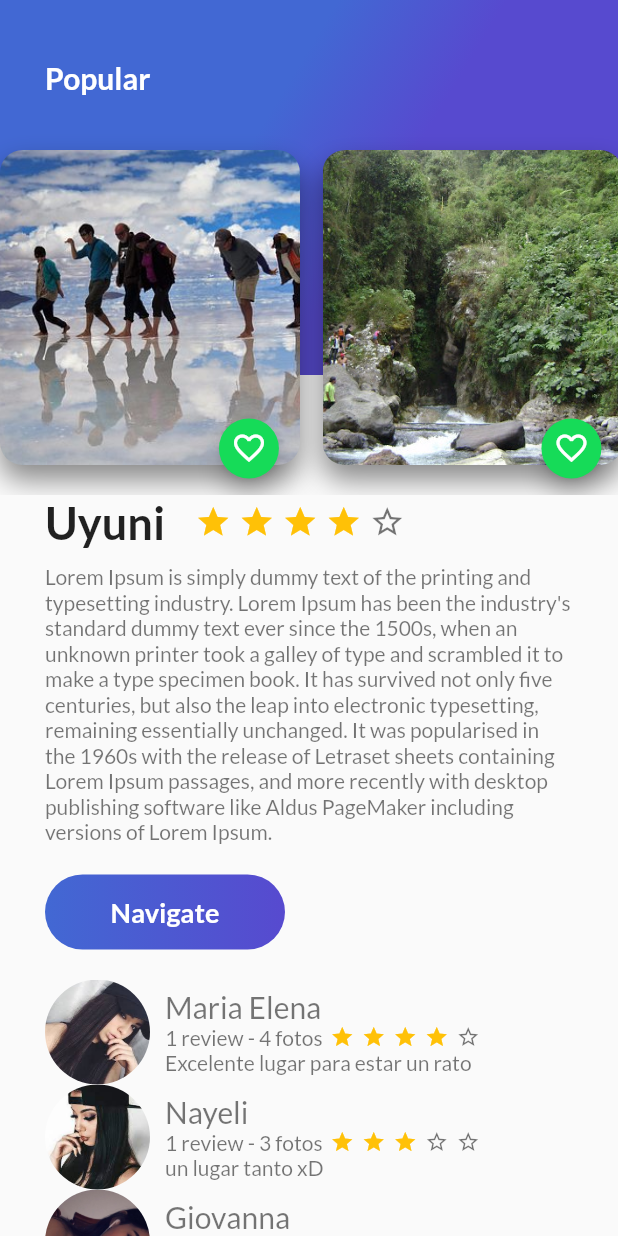
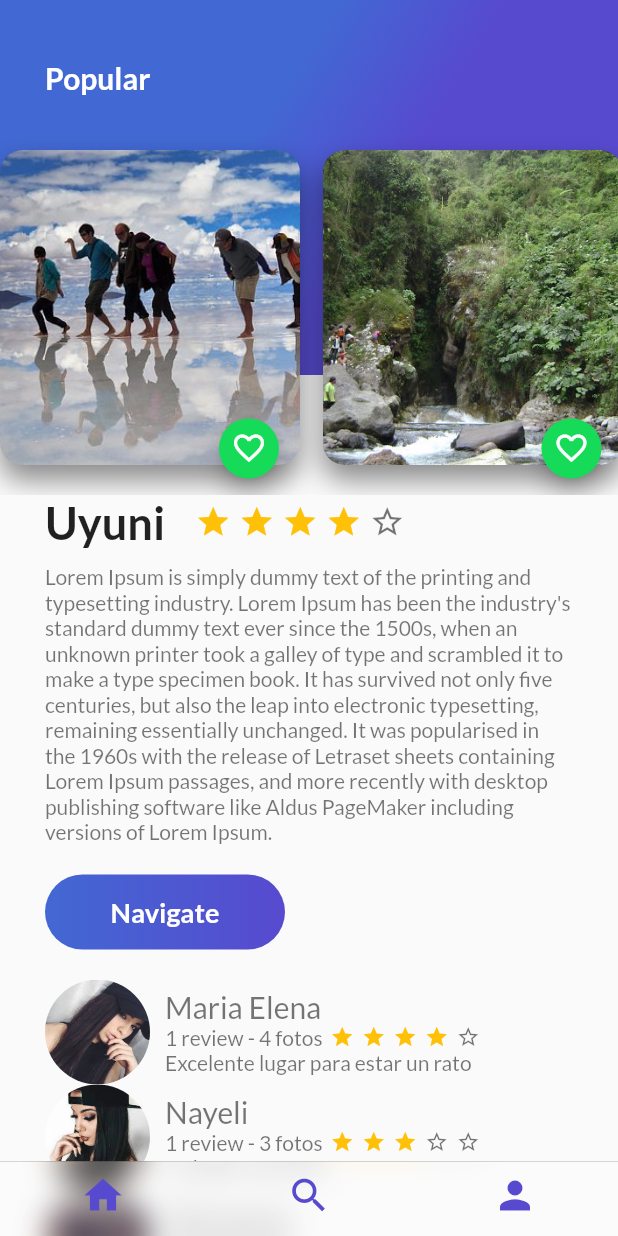
Before and after one commit to wowlegionomg/proyectoplaceparte1, a Flutter app: the screen it shows after launch, on a phone screen of 412 x 824 dp. Run offline on Flutter 3.47's test engine with Material 2 defaults, Android fonts, the phone set to English and light mode, and no system bars; our stand-ins replace google_fonts.

Commit message:
Clase 8 (28/09/2021) Agregacion de BottomNavigationBar y CupertinoTabScaffold

```diff
--- a/lib/main.dart
+++ b/lib/main.dart
@@ -2,6 +2,8 @@ import 'package:flutter/cupertino.dart';
 import 'package:flutter/material.dart';
 import 'dart:ui' as ui;
 import 'package:google_fonts/google_fonts.dart';
+import 'package:proyectplaces1/places.dart';
+import 'package:proyectplaces1/places_cupertino.dart';
 import 'home.dart';
 
 void main() {
@@ -14,7 +16,7 @@ class MyApp extends StatelessWidget {
     return MaterialApp(
       title: "Places",
       theme: ThemeData(primarySwatch: Colors.blue, visualDensity: VisualDensity.adaptivePlatformDensity), //themedata
-      home: MyHome(),
+      home: PlacesCupertino(),
     ); //material app
   }
 }
--- /dev/null
+++ b/lib/places_cupertino.dart
@@ -0,0 +1,59 @@
+import 'package:flutter/cupertino.dart';
+import 'package:flutter/material.dart';
+import 'package:proyectplaces1/home.dart';
+import 'package:proyectplaces1/profile_places.dart';
+import 'package:proyectplaces1/search_places.dart';
+class PlacesCupertino extends StatelessWidget {
+  @override
+  Widget build(BuildContext context) {
+    final places=Scaffold(
+      bottomNavigationBar: CupertinoTabScaffold(
+        tabBar: CupertinoTabBar(
+          backgroundColor: Colors.white.withAlpha(50),
+          items: [
+            BottomNavigationBarItem(
+              icon: Icon(
+                Icons.home,
+                color: Color(0XFF574ACF),
+              )
+            ),
+            BottomNavigationBarItem(
+                icon: Icon(
+                  Icons.search,
+                  color: Color(0XFF574ACF),
+                )
+            ),
+            BottomNavigationBarItem(
+                icon: Icon(
+                  Icons.person,
+                  color: Color(0XFF574ACF),
+                )
+            ),
+          ],
+        ),
+        tabBuilder: (BuildContext context, int index){
+          CupertinoTabView cupertinoTabView;
+          switch(index){
+            case 0:
+              cupertinoTabView= CupertinoTabView(
+                builder: (BuildContext context)=>MyHome(),
+              );
+             break;
+            case 1:
+              cupertinoTabView= CupertinoTabView(
+                builder: (BuildContext context)=>SearchPlaces(),
+              );
+              break;
+            case 2:
+              cupertinoTabView= CupertinoTabView(
+                builder: (BuildContext context)=>ProfilePlaces(),
+              );
+              break;
+          }
+          return cupertinoTabView;
+        }
+      ),
+    );
+    return places;
+  }
+}
```
Also changed, not shown: lib/places.dart (added, +66 -0 lines), lib/profile_places.dart (added, +11 -0 lines), lib/search_places.dart (added, +10 -0 lines).
